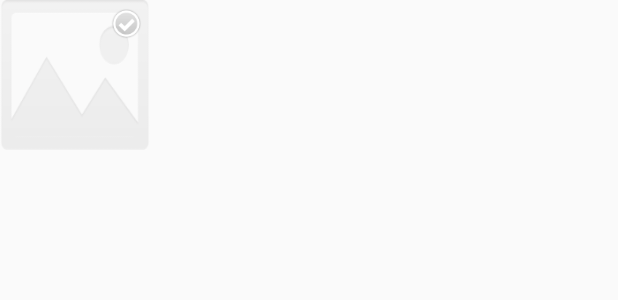
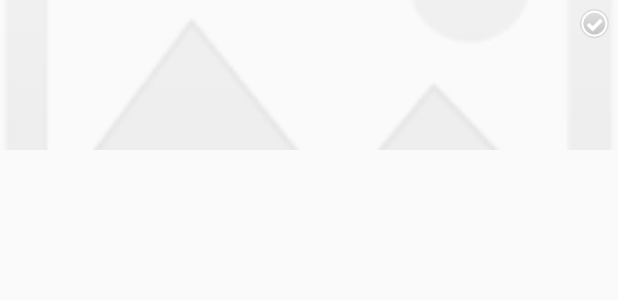
Before and after one commit to liaowjcoder/ImageLoaderDemo, an Android app: the layout img_item_view.xml on its own in the app's theme, with its tools: preview values and no code run, on a phone screen of 412 x 824 dp. Shown: the top 300 px of the screen. Run offline under Robolectric (Android 15) with nearby library versions, the phone set to English and light mode, and no system bars.

```diff
--- a/app/src/main/res/layout/img_item_view.xml
+++ b/app/src/main/res/layout/img_item_view.xml
@@ -1,16 +1,16 @@
 <?xml version="1.0" encoding="utf-8"?>
 <RelativeLayout xmlns:android="http://schemas.android.com/apk/res/android"
-    android:layout_width="100dip"
-    android:layout_height="100dip"
+    android:layout_width="match_parent"
+    android:layout_height="match_parent"
     android:orientation="vertical">
 
 
     <ImageView
         android:contentDescription="@string/app_name"
         android:id="@+id/id_item_image"
-        android:layout_width="100dip"
+        android:layout_width="match_parent"
         android:layout_height="100dip"
-        android:background="@drawable/pictures_no"
+        android:src="@drawable/pictures_no"
         android:scaleType="centerCrop" />
     <ImageButton
         android:contentDescription="@string/app_name"
```
Also changed, not shown: app/src/main/java/com/zeal/imageloaderdemo/MainActivity.java (+17 -2 lines), app/src/main/java/com/zeal/imageloaderdemo/MyAdapter.java (+25 -2 lines), app/src/main/res/layout/activity_main.xml (+7 -9 lines).
